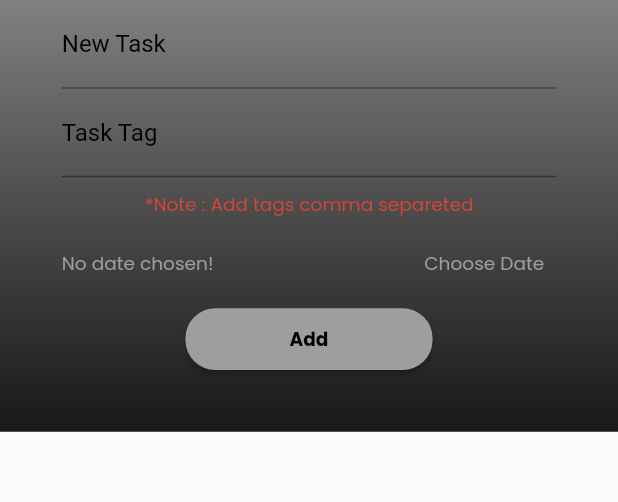
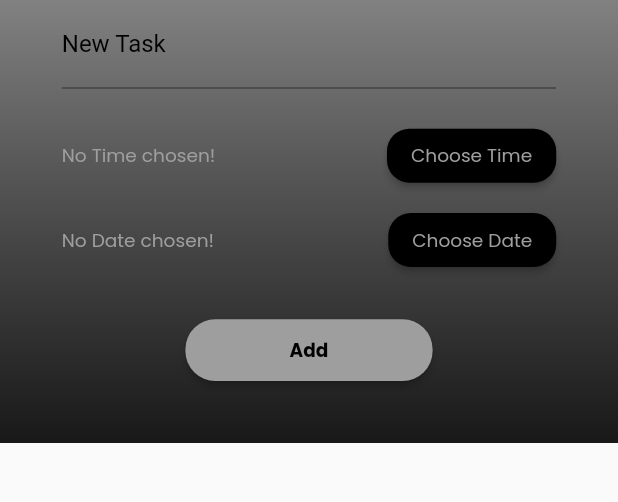
Before and after one commit to dhruv030721/Bharat_Intern_Projects, a Flutter app: the NewTodo widget shown alone on an empty page, opened directly, on a phone screen of 412 x 824 dp, the part 108-610 px from its top. Run offline on Flutter 3.47's test engine with Material 2 defaults, Android fonts, the phone set to English and light mode, and no system bars; our stand-ins replace easy_date_timeline, google_fonts.

Commit message:
Add time picker and change their theme

```diff
--- a/todo_app/lib/models & providers/todo.dart
+++ b/todo_app/lib/models & providers/todo.dart
@@ -1,13 +1,13 @@
 class Todo {
   final String title;
   final List<String> tags;
-  final String time;
+  final String seletedTime;
   final DateTime? date;
   bool isCompleted;
   Todo({
     required this.title,
-    required this.time,
     required this.date,
+    required this.seletedTime,
     required this.isCompleted,
     required this.tags,
   });
--- a/todo_app/lib/models & providers/todos.dart
+++ b/todo_app/lib/models & providers/todos.dart
@@ -11,7 +11,7 @@ class Todos with ChangeNotifier {
   }
 
   List<Todo> get todoList {
-    return [...todos];
+    return todos;
   }
 
   bool checkBoxHandler(Todo todo) {
--- a/todo_app/lib/screens/HomeScreen.dart
+++ b/todo_app/lib/screens/HomeScreen.dart
@@ -1,5 +1,7 @@
 import 'package:flutter/material.dart';
 import 'package:intl/intl.dart';
+import 'package:provider/provider.dart';
+import 'package:todo_app/models%20&%20providers/todos.dart';
 import 'package:todo_app/widgets/dynamicCalendar.dart';
 import 'package:todo_app/widgets/newTodo.dart';
 import 'package:todo_app/widgets/todoList.dart';
@@ -20,6 +22,7 @@ class HomeScreen extends StatelessWidget {
 
   @override
   Widget build(BuildContext context) {
+    var todoList = Provider.of<Todos>(context).todoList;
     var date = DateFormat('EEEE, d MMMM').format(DateTime.now());
 
     return Scaffold(
@@ -58,7 +61,7 @@ class HomeScreen extends StatelessWidget {
                 ],
               ),
               const DynamicCalendar(),
-              const TodoList(),
+              TodoList(todoList: todoList),
             ],
           ),
         ),
--- a/todo_app/lib/widgets/newTodo.dart
+++ b/todo_app/lib/widgets/newTodo.dart
@@ -15,8 +15,10 @@ class _NewTodoState extends State<NewTodo> {
   final _newTaskController = TextEditingController();
   final _tagController = TextEditingController();
   bool _isDateChosen = false;
+  bool _isTimeChosen = false;
+  DateTime? _selectedDate;
+  TimeOfDay? _seletedTime;
   var time;
-  DateTime? _selectedDate;
 
   void _addTodo() {
     final newTask = _newTaskController.text;
@@ -28,7 +30,7 @@ class _NewTodoState extends State<NewTodo> {
         date: _selectedDate,
         title: newTask,
         tags: tags,
-        time: time,
+        seletedTime: _formatTimeOfDay(_seletedTime),
         isCompleted: false);
     Provider.of<Todos>(context, listen: false).addTodo(newTodo);
     Navigator.of(context).pop();
@@ -72,7 +74,7 @@ class _NewTodoState extends State<NewTodo> {
     return TextFormField(
       controller: controller,
       keyboardType: TextInputType.name,
-      textCapitalization: TextCapitalization.words,
+      textCapitalization: TextCapitalization.sentences,
       decoration: InputDecoration(
         labelText: label,
         border: const UnderlineInputBorder(
@@ -84,6 +86,56 @@ class _NewTodoState extends State<NewTodo> {
         labelStyle: const TextStyle(color: Colors.black),
       ),
     );
+  }
+
+  Future<void> _presentTimePicker(BuildContext context) async {
+    final TimeOfDay? newTime = await showTimePicker(
+      context: context,
+      initialTime: TimeOfDay.now(),
+      builder: (BuildContext context, Widget? child) {
+        return Theme(
+          data: ThemeData.dark().copyWith(
+            colorScheme: const ColorScheme.dark(
+              primary: Colors.white,
+              onSurface: Colors.white,
+            ),
+            primaryColor: Colors.white, // header background color
+            textTheme: TextTheme(
+              bodyLarge: Theme.of(context).textTheme.bodyLarge,
+              bodyMedium: Theme.of(context).textTheme.bodyMedium,
+            ),
+            buttonTheme: const ButtonThemeData(
+              textTheme: ButtonTextTheme.primary,
+              colorScheme: ColorScheme.dark(
+                primary: Colors.white, // button background color
+                onPrimary: Colors.black, // button text color
+              ),
+            ),
+          ),
+          child: child!,
+        );
+      },
+    );
+    setState(() {
+      _seletedTime = newTime;
+      _isTimeChosen = true;
+    });
+  }
+
+  String _formatTimeOfDay(TimeOfDay? timeOfDay) {
+    if (timeOfDay != null) {
+      final now = DateTime.now();
+      final selectedTime = DateTime(
+        now.year,
+        now.month,
+        now.day,
+        timeOfDay.hour,
+        timeOfDay.minute,
+      );
+      return DateFormat.jm().format(selectedTime);
+    } else {
+      return 'No time chosen!';
+    }
   }
 
   @override
@@ -127,27 +179,70 @@ class _NewTodoState extends State<NewTodo> {
                 ],
               ),
               InputField('New Task', _newTaskController),
-              InputField('Task Tag', _tagController),
               SizedBox(
-                height: MediaQuery.of(context).size.height * 0.01,
-              ),
-              Text(
-                '*Note : Add tags comma separeted',
-                style: TextStyle(color: Colors.red.withOpacity(0.8)),
+                height: MediaQuery.of(context).size.height * 0.025,
               ),
               Container(
-                height: 60,
+                margin: EdgeInsets.only(
+                    bottom: MediaQuery.of(context).size.height * 0.01),
                 child: Row(
+                  crossAxisAlignment: CrossAxisAlignment.center,
+                  children: [
+                    Expanded(
+                      child: Text(
+                        _isTimeChosen
+                            ? _formatTimeOfDay(_seletedTime)
+                            : 'No Time chosen!',
+                        style: const TextStyle(color: Colors.grey),
+                      ),
+                    ),
+                    ElevatedButton(
+                        style: const ButtonStyle(
+                          shape: MaterialStatePropertyAll(
+                              RoundedRectangleBorder(
+                                  borderRadius:
+                                      BorderRadius.all(Radius.circular(15)))),
+                          backgroundColor: MaterialStatePropertyAll(
+                            Colors.black,
+                          ),
+                        ),
+                        onPressed: () {
+                          _presentTimePicker(context);
+                        },
+                        child: Text(
+                          'Choose Time',
+                          style: Theme.of(context)
+                              .textTheme
+                              .bodyMedium
+                              ?.copyWith(color: Colors.grey),
+                        )),
+                  ],
+                ),
+              ),
+              Container(
+                margin: EdgeInsets.only(
+                    bottom: MediaQuery.of(context).size.height * 0.01),
+                child: Row(
+                  crossAxisAlignment: CrossAxisAlignment.center,
                   children: [
                     Expanded(
                       child: Text(
                         _isDateChosen
                             ? DateFormat().add_yMMMEd().format(_selectedDate!)
-                            : 'No date chosen!',
+                            : 'No Date chosen!',
                         style: const TextStyle(color: Colors.grey),
                       ),
                     ),
-                    TextButton(
+                    ElevatedButton(
+                        style: const ButtonStyle(
+                          shape: MaterialStatePropertyAll(
+                              RoundedRectangleBorder(
+                                  borderRadius:
+                                      BorderRadius.all(Radius.circular(15)))),
+                          backgroundColor: MaterialStatePropertyAll(
+                            Colors.black,
+                          ),
+                        ),
                         onPressed: _presentDatePicker,
                         child: Text(
                           'Choose Date',
@@ -158,6 +253,9 @@ class _NewTodoState extends State<NewTodo> {
                         )),
                   ],
                 ),
+              ),
+              SizedBox(
+                height: MediaQuery.of(context).size.height * 0.025,
               ),
               SizedBox(
                 width: MediaQuery.of(context).size.width * 0.4,
```
Also changed, not shown: todo_app/lib/widgets/todoList.dart (+16 -39 lines).
